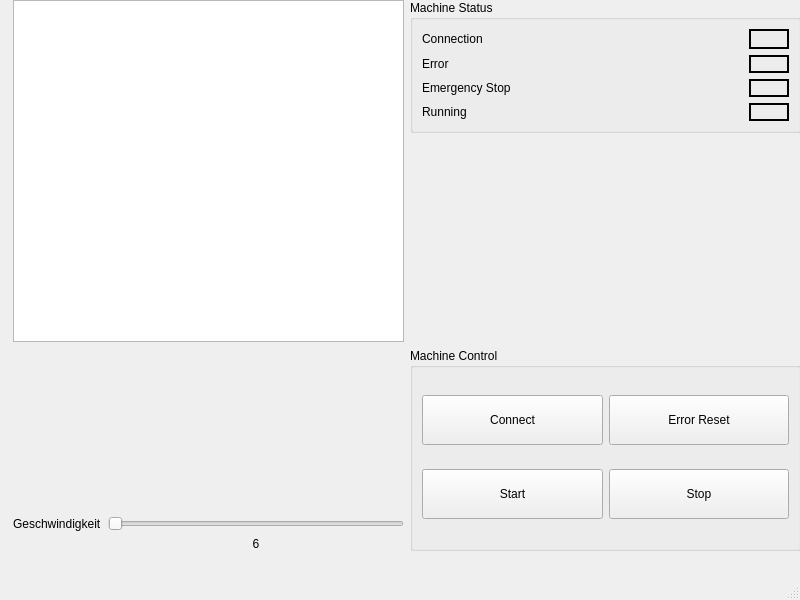
C4llmeNomad/SQS-Semesterarbeit, file Anwendung/SQS-Semesterarbeit/SQS-Semesterarbeit/mainwindow.ui: the form before one commit.
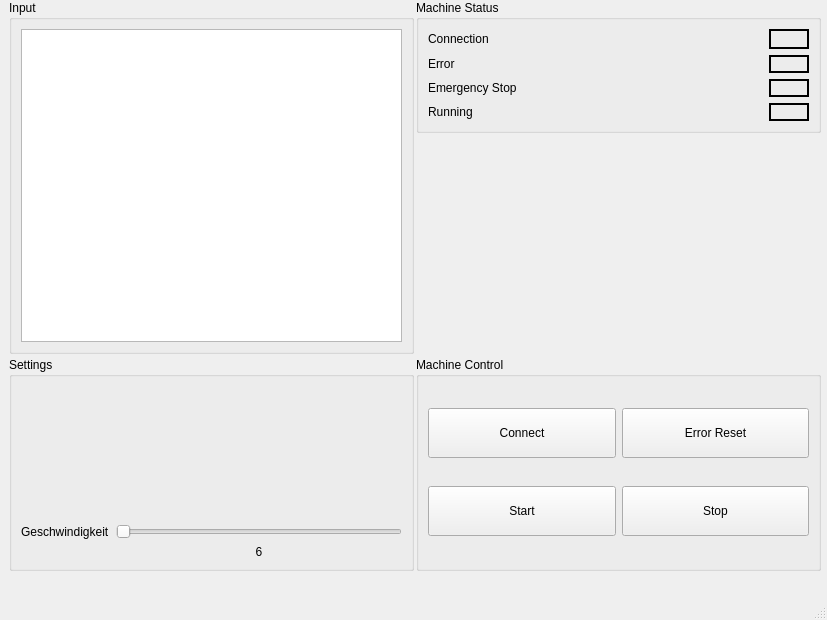
The form after the commit.

The edit to the form file:
```diff
--- a/Anwendung/SQS-Semesterarbeit/SQS-Semesterarbeit/mainwindow.ui
+++ b/Anwendung/SQS-Semesterarbeit/SQS-Semesterarbeit/mainwindow.ui
@@ -6,8 +6,8 @@
    <rect>
     <x>0</x>
     <y>0</y>
-    <width>800</width>
-    <height>600</height>
+    <width>827</width>
+    <height>620</height>
    </rect>
   </property>
   <property name="windowTitle">
@@ -19,74 +19,19 @@
      <rect>
       <x>0</x>
       <y>0</y>
-      <width>801</width>
-      <height>551</height>
+      <width>821</width>
+      <height>571</height>
      </rect>
     </property>
-    <layout class="QGridLayout" name="gridLayout_main">
-     <item row="5" column="3">
-      <widget class="QGroupBox" name="groupBox">
-       <property name="title">
-        <string>Machine Control</string>
-       </property>
-       <layout class="QGridLayout" name="gridLayout">
-        <item row="1" column="0">
-         <widget class="QPushButton" name="pushButton_start">
-          <property name="minimumSize">
-           <size>
-            <width>100</width>
-            <height>50</height>
-           </size>
-          </property>
-          <property name="text">
-           <string>Start</string>
-          </property>
-         </widget>
-        </item>
-        <item row="1" column="1">
-         <widget class="QPushButton" name="pushButton_stop">
-          <property name="minimumSize">
-           <size>
-            <width>100</width>
-            <height>50</height>
-           </size>
-          </property>
-          <property name="text">
-           <string>Stop</string>
-          </property>
-         </widget>
-        </item>
-        <item row="0" column="0">
-         <widget class="QPushButton" name="pushButton_connect">
-          <property name="minimumSize">
-           <size>
-            <width>100</width>
-            <height>50</height>
-           </size>
-          </property>
-          <property name="text">
-           <string>Connect</string>
-          </property>
-         </widget>
-        </item>
-        <item row="0" column="1">
-         <widget class="QPushButton" name="pushButton_errorReset">
-          <property name="minimumSize">
-           <size>
-            <width>100</width>
-            <height>50</height>
-           </size>
-          </property>
-          <property name="text">
-           <string>Error Reset</string>
-          </property>
-         </widget>
-        </item>
-       </layout>
-      </widget>
-     </item>
-     <item row="0" column="3">
-      <widget class="QGroupBox" name="groupBox_2">
+    <layout class="QGridLayout" name="gridLayout_main" columnminimumwidth="0,0,0,0,0">
+     <property name="horizontalSpacing">
+      <number>2</number>
+     </property>
+     <property name="verticalSpacing">
+      <number>3</number>
+     </property>
+     <item row="0" column="4">
+      <widget class="QGroupBox" name="groupBox_machineStatus">
        <property name="title">
         <string>Machine Status</string>
        </property>
@@ -211,20 +156,7 @@
        </layout>
       </widget>
      </item>
-     <item row="1" column="0">
-      <widget class="QLabel" name="label">
-       <property name="minimumSize">
-        <size>
-         <width>5</width>
-         <height>0</height>
-        </size>
-       </property>
-       <property name="text">
-        <string/>
-       </property>
-      </widget>
-     </item>
-     <item row="1" column="3">
+     <item row="1" column="4">
       <spacer name="verticalSpacer_2">
        <property name="orientation">
         <enum>Qt::Vertical</enum>
@@ -237,12 +169,76 @@
        </property>
       </spacer>
      </item>
-     <item row="0" column="1" rowspan="2">
-      <widget class="QTextEdit" name="textEdit"/>
-     </item>
-     <item row="5" column="1">
+     <item row="5" column="4">
+      <widget class="QGroupBox" name="groupBox_machineControl">
+       <property name="title">
+        <string>Machine Control</string>
+       </property>
+       <layout class="QGridLayout" name="gridLayout">
+        <item row="1" column="0">
+         <widget class="QPushButton" name="pushButton_start">
+          <property name="minimumSize">
+           <size>
+            <width>100</width>
+            <height>50</height>
+           </size>
+          </property>
+          <property name="text">
+           <string>Start</string>
+          </property>
+         </widget>
+        </item>
+        <item row="1" column="1">
+         <widget class="QPushButton" name="pushButton_stop">
+          <property name="minimumSize">
+           <size>
+            <width>100</width>
+            <height>50</height>
+           </size>
+          </property>
+          <property name="text">
+           <string>Stop</string>
+          </property>
+         </widget>
+        </item>
+        <item row="0" column="0">
+         <widget class="QPushButton" name="pushButton_connect">
+          <property name="minimumSize">
+           <size>
+            <width>100</width>
+            <height>50</height>
+           </size>
+          </property>
+          <property name="text">
+           <string>Connect</string>
+          </property>
+         </widget>
+        </item>
+        <item row="0" column="1">
+         <widget class="QPushButton" name="pushButton_errorReset">
+          <property name="minimumSize">
+           <size>
+            <width>100</width>
+            <height>50</height>
+           </size>
+          </property>
+          <property name="text">
+           <string>Error Reset</string>
+          </property>
+         </widget>
+        </item>
+       </layout>
+      </widget>
+     </item>
+     <item row="5" column="2">
       <layout class="QGridLayout" name="gridLayout_4">
-       <item row="3" column="1">
+       <item row="2" column="0" colspan="2">
+        <widget class="QGroupBox" name="groupBox_settings">
+         <property name="title">
+          <string>Settings</string>
+         </property>
+         <layout class="QGridLayout" name="gridLayout_5">
+          <item row="1" column="1">
         <widget class="QSlider" name="horizontalSlider_speed">
          <property name="minimum">
           <number>1</number>
@@ -261,20 +257,7 @@
          </property>
         </widget>
        </item>
-       <item row="2" column="1">
-        <spacer name="verticalSpacer">
-         <property name="orientation">
-          <enum>Qt::Vertical</enum>
-         </property>
-         <property name="sizeHint" stdset="0">
-          <size>
-           <width>20</width>
-           <height>40</height>
-          </size>
-         </property>
-        </spacer>
-       </item>
-       <item row="4" column="1">
+          <item row="3" column="1">
         <widget class="QLabel" name="label_speedValue">
          <property name="text">
           <string>6</string>
@@ -284,7 +267,20 @@
          </property>
         </widget>
        </item>
-       <item row="3" column="0">
+          <item row="0" column="1">
+           <spacer name="verticalSpacer">
+            <property name="orientation">
+             <enum>Qt::Vertical</enum>
+            </property>
+            <property name="sizeHint" stdset="0">
+             <size>
+              <width>20</width>
+              <height>40</height>
+             </size>
+            </property>
+           </spacer>
+          </item>
+          <item row="1" column="0">
         <widget class="QLabel" name="label_speed">
          <property name="text">
           <string>Geschwindigkeit</string>
@@ -292,6 +288,34 @@
         </widget>
        </item>
       </layout>
+        </widget>
+       </item>
+      </layout>
+     </item>
+     <item row="1" column="0">
+      <widget class="QLabel" name="label">
+       <property name="minimumSize">
+        <size>
+         <width>5</width>
+         <height>0</height>
+        </size>
+       </property>
+       <property name="text">
+        <string/>
+       </property>
+      </widget>
+     </item>
+     <item row="0" column="2" rowspan="3">
+      <widget class="QGroupBox" name="groupBox_input">
+       <property name="title">
+        <string>Input</string>
+       </property>
+       <layout class="QGridLayout" name="gridLayout_2">
+        <item row="0" column="0">
+         <widget class="QTextEdit" name="textEdit"/>
+        </item>
+       </layout>
+      </widget>
      </item>
     </layout>
    </widget>
```
Left out of the diff: 4 changed lines with no effect on the pictures. Lines whose indentation alone changed are shown as unchanged.
